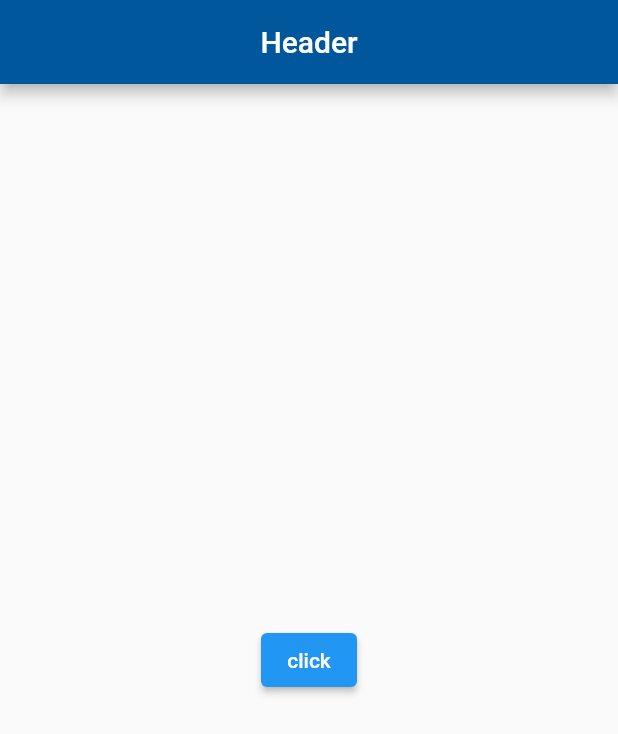
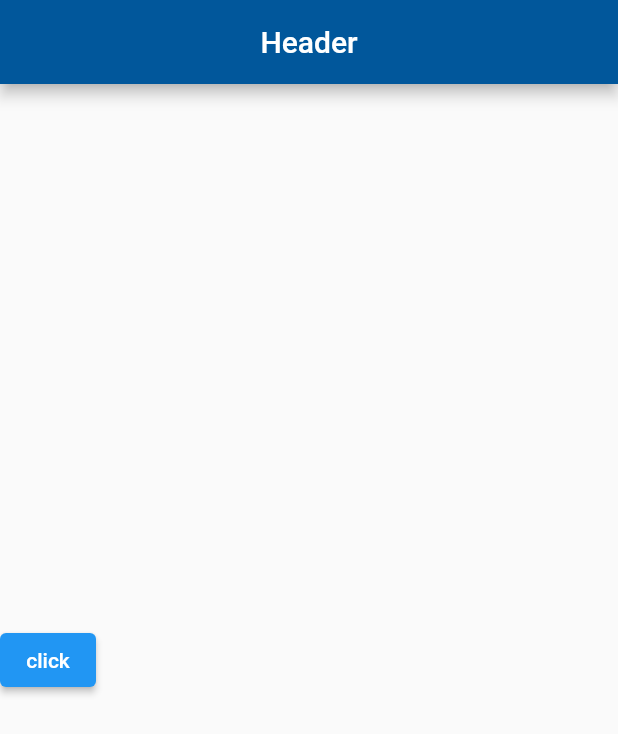
Before and after one commit to Dushani-Ranasinghe/my_first_flutter_app, a Flutter app: the screen it shows after launch, on a phone screen of 412 x 824 dp. Shown: the top 734 px of the screen. Run offline on Flutter 3.47's test engine with Material 2 defaults, Android fonts, the phone set to English and light mode, and no system bars.

Commit message:
minor chnages

```diff
--- a/lib/main.dart
+++ b/lib/main.dart
@@ -8,18 +8,19 @@ class MyApp extends StatelessWidget {
   @override
   Widget build(BuildContext context) {
     return MaterialApp(
-        // remove debug banner
+        // Remove debug banner
         debugShowMaterialGrid: false,
-        //this is home widget
+        //This is home widget
         home: Scaffold(
+
           appBar: AppBar(
             backgroundColor: Colors.lightBlue[900],
             title: Text("Header"),
             centerTitle: true,
           ),
           body: Container(
-            height: MediaQuery.of(context).size.height,
-            width: MediaQuery.of(context).size.width,
+            // height: MediaQuery.of(context).size.height,
+            // width: MediaQuery.of(context).size.width,
             child: Column(
               mainAxisAlignment: MainAxisAlignment.center,
               crossAxisAlignment: CrossAxisAlignment.center,
```
